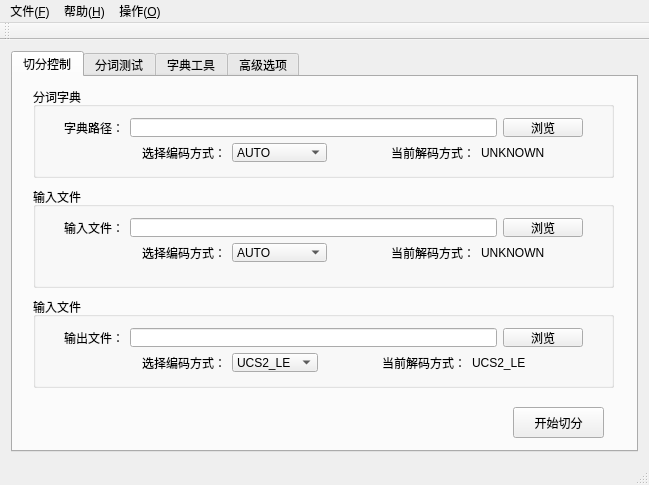
Qt form segment/segment.ui (GuanyunFeng/Word-Segmentation) before a commit.
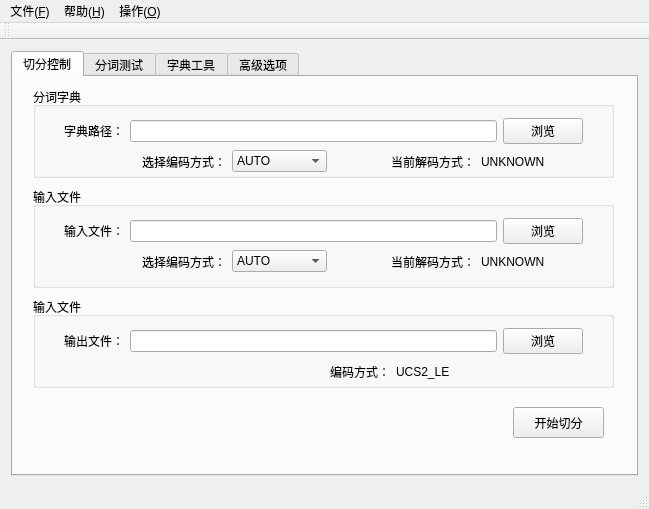
The same form after that commit. The open tabs and pages were chosen to show the change.

```diff
--- a/segment/segment.ui
+++ b/segment/segment.ui
@@ -7,7 +7,7 @@
     <x>0</x>
     <y>0</y>
     <width>649</width>
-    <height>485</height>
+    <height>509</height>
    </rect>
   </property>
   <property name="windowTitle">
@@ -42,7 +42,7 @@
            <x>20</x>
            <y>20</y>
            <width>541</width>
-           <height>66</height>
+           <height>77</height>
           </rect>
          </property>
          <layout class="QVBoxLayout" name="verticalLayout_3">
@@ -192,7 +192,7 @@
            <x>20</x>
            <y>20</y>
            <width>541</width>
-           <height>66</height>
+           <height>77</height>
           </rect>
          </property>
          <layout class="QVBoxLayout" name="verticalLayout_9">
@@ -235,30 +235,6 @@
               </property>
              </spacer>
             </item>
-            <item>
-             <widget class="QLabel" name="label_34">
-              <property name="text">
-               <string>选择编码方式：</string>
-              </property>
-             </widget>
-            </item>
-            <item>
-             <widget class="QComboBox" name="comboBox_10">
-              <property name="styleSheet">
-               <string notr="true">font: 10pt &quot;Times New Roman&quot;;</string>
-              </property>
-              <item>
-               <property name="text">
-                <string>UCS2_LE</string>
-               </property>
-              </item>
-              <item>
-               <property name="text">
-                <string>UCS2_BE</string>
-               </property>
-              </item>
-             </widget>
-            </item>
             <item>
              <spacer name="horizontalSpacer_22">
               <property name="orientation">
@@ -275,7 +251,7 @@
             <item>
              <widget class="QLabel" name="label_35">
               <property name="text">
-               <string>当前解码方式：</string>
+               <string>编码方式：</string>
               </property>
              </widget>
             </item>
@@ -338,7 +314,7 @@
            <x>20</x>
            <y>20</y>
            <width>541</width>
-           <height>66</height>
+           <height>77</height>
           </rect>
          </property>
          <layout class="QVBoxLayout" name="verticalLayout_8">
```
Left out of the diff: 6 changed lines with no effect on the pictures.
